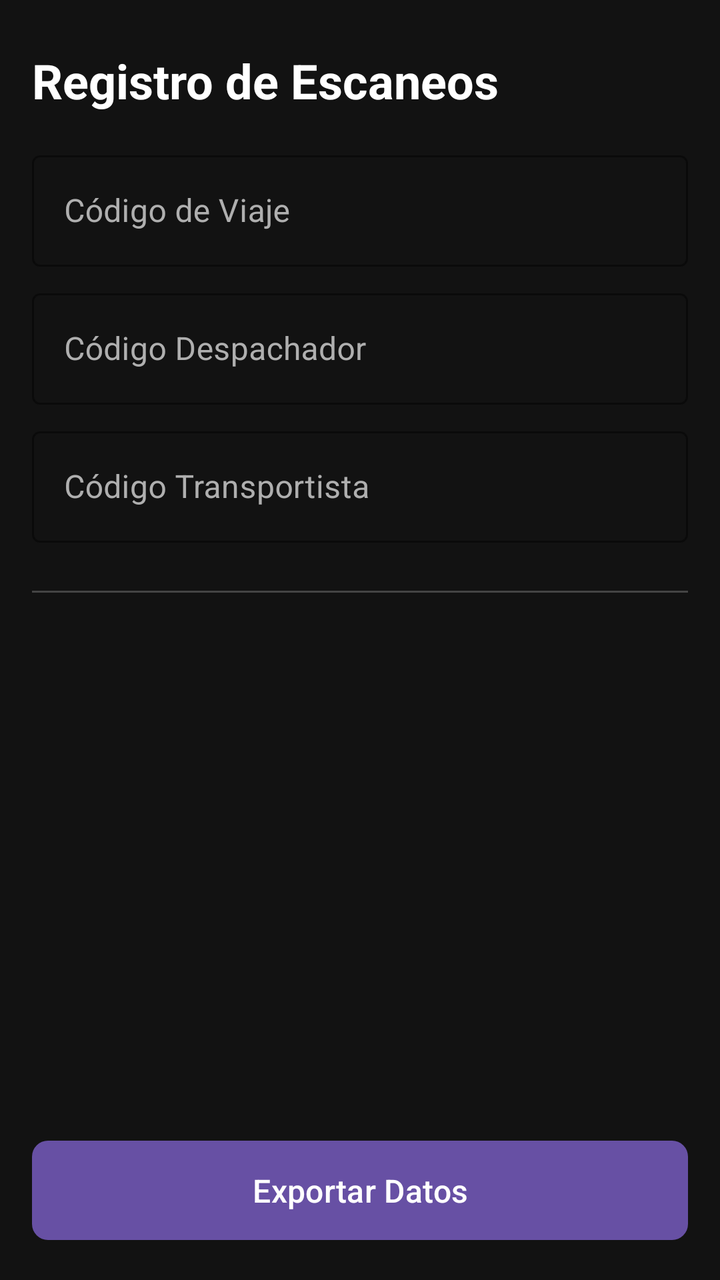
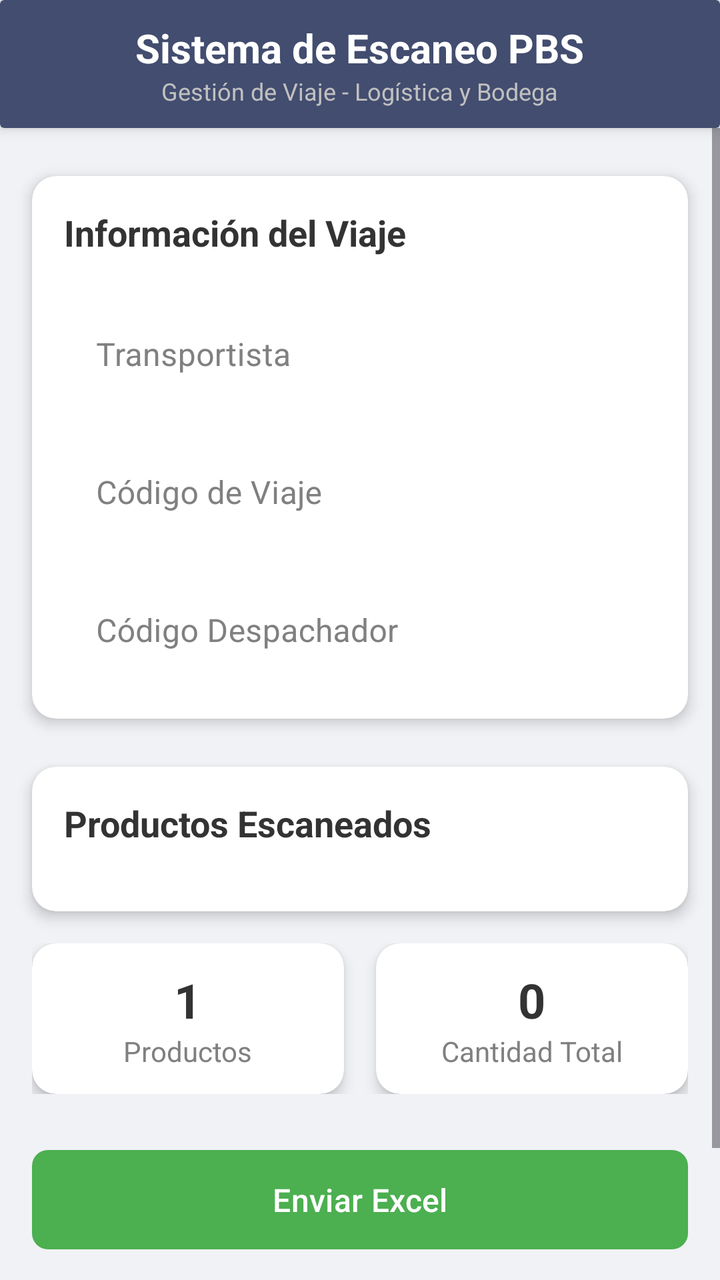

An Android layout rendered at two revisions. The XML below is the earlier revision; the diff shows what the commit changed to produce the second picture.
<!-- AndroidManifest.xml: application theme Theme.App -->
<!-- res/layout/activity_main.xml -->
<?xml version="1.0" encoding="utf-8"?>
<androidx.constraintlayout.widget.ConstraintLayout xmlns:android="http://schemas.android.com/apk/res/android"
    xmlns:app="http://schemas.android.com/apk/res-auto"
    xmlns:tools="http://schemas.android.com/tools"
    android:layout_width="match_parent"
    android:layout_height="match_parent"
    android:background="#121212"
    tools:context=".MainActivity">

    <TextView
        android:id="@+id/tv_header_title"
        android:layout_width="wrap_content"
        android:layout_height="wrap_content"
        android:layout_marginStart="16dp"
        android:layout_marginTop="24dp"
        android:text="Registro de Escaneos"
        android:textColor="@color/white"
        android:textSize="24sp"
        android:textStyle="bold"
        app:layout_constraintStart_toStartOf="parent"
        app:layout_constraintTop_toTopOf="parent" />

    <com.google.android.material.textfield.TextInputLayout
        android:id="@+id/til_codigo_viaje"
        style="@style/Widget.MaterialComponents.TextInputLayout.OutlinedBox"
        android:layout_width="0dp"
        android:layout_height="wrap_content"
        android:layout_marginHorizontal="16dp"
        android:layout_marginTop="16dp"
        android:hint="Código de Viaje"
        android:textColorHint="#AFAFAF"
        app:boxStrokeColor="@color/Purple"
        app:hintTextColor="@color/Purple"
        app:layout_constraintEnd_toEndOf="parent"
        app:layout_constraintStart_toStartOf="parent"
        app:layout_constraintTop_toBottomOf="@id/tv_header_title">

        <com.google.android.material.textfield.TextInputEditText
            android:id="@+id/editCodigoViaje"
            android:layout_width="match_parent"
            android:layout_height="wrap_content"
            android:inputType="text"
            android:maxLines="1"
            android:textColor="@color/white" />

    </com.google.android.material.textfield.TextInputLayout>

    <com.google.android.material.textfield.TextInputLayout
        android:id="@+id/til_codigo_despachador"
        style="@style/Widget.MaterialComponents.TextInputLayout.OutlinedBox"
        android:layout_width="0dp"
        android:layout_height="wrap_content"
        android:layout_marginHorizontal="16dp"
        android:layout_marginTop="8dp"
        android:hint="Código Despachador"
        android:textColorHint="#AFAFAF"
        app:boxStrokeColor="@color/Purple"
        app:hintTextColor="@color/Purple"
        app:layout_constraintEnd_toEndOf="parent"
        app:layout_constraintStart_toStartOf="parent"
        app:layout_constraintTop_toBottomOf="@id/til_codigo_viaje">

        <com.google.android.material.textfield.TextInputEditText
            android:id="@+id/editCodigoDespachador"
            android:layout_width="match_parent"
            android:layout_height="wrap_content"
            android:inputType="text"
            android:maxLines="1"
            android:textColor="@color/white" />
    </com.google.android.material.textfield.TextInputLayout>

    <com.google.android.material.textfield.TextInputLayout
        android:id="@+id/til_codigo_transportista"
        style="@style/Widget.MaterialComponents.TextInputLayout.OutlinedBox"
        android:layout_width="0dp"
        android:layout_height="wrap_content"
        android:layout_marginHorizontal="16dp"
        android:layout_marginTop="8dp"
        android:hint="Código Transportista"
        android:textColorHint="#AFAFAF"
        app:boxStrokeColor="@color/Purple"
        app:hintTextColor="@color/Purple"
        app:layout_constraintEnd_toEndOf="parent"
        app:layout_constraintStart_toStartOf="parent"
        app:layout_constraintTop_toBottomOf="@id/til_codigo_despachador">

        <com.google.android.material.textfield.TextInputEditText
            android:id="@+id/editCodigoTransportista"
            android:layout_width="match_parent"
            android:layout_height="wrap_content"
            android:inputType="text"
            android:maxLines="1"
            android:textColor="@color/white" />
    </com.google.android.material.textfield.TextInputLayout>

    <View
        android:id="@+id/divider"
        android:layout_width="0dp"
        android:layout_height="1dp"
        android:layout_marginTop="24dp"
        android:background="#444444"
        app:layout_constraintEnd_toEndOf="@id/til_codigo_transportista"
        app:layout_constraintStart_toStartOf="@id/til_codigo_transportista"
        app:layout_constraintTop_toBottomOf="@id/til_codigo_transportista" />

    <ScrollView
        android:id="@+id/scrollView"
        android:layout_width="0dp"
        android:layout_height="0dp"
        android:layout_marginTop="16dp"
        android:layout_marginBottom="16dp"
        app:layout_constraintBottom_toTopOf="@+id/btnExportar"
        app:layout_constraintEnd_toEndOf="parent"
        app:layout_constraintStart_toStartOf="parent"
        app:layout_constraintTop_toBottomOf="@+id/divider"
        tools:ignore="SpeakableTextPresentCheck">

        <LinearLayout
            android:id="@+id/scanContainer"
            android:layout_width="match_parent"
            android:layout_height="wrap_content"
            android:orientation="vertical"
            android:paddingHorizontal="16dp" />
    </ScrollView>

    <com.google.android.material.button.MaterialButton
        android:id="@+id/btnExportar"
        android:layout_width="0dp"
        android:layout_height="wrap_content"
        android:layout_marginHorizontal="16dp"
        android:layout_marginBottom="16dp"
        android:padding="14dp"
        android:text="Exportar Datos"
        android:textSize="16sp"
        app:cornerRadius="8dp"
        app:layout_constraintBottom_toBottomOf="parent"
        app:layout_constraintEnd_toEndOf="parent"
        app:layout_constraintStart_toStartOf="parent" />

</androidx.constraintlayout.widget.ConstraintLayout>
<!-- resources referenced by this layout -->
<resources>
  <color name="Purple">#9C27B0</color>
  <color name="white">#FFFFFFFF</color>
  <style name="Theme.App" parent="Base.Theme.App" />
  <style name="Base.Theme.App" parent="Theme.Material3.DayNight.NoActionBar">
          
          
      </style>
</resources>

<!-- the commit's change to res/layout/activity_main.xml (unified diff, before → after) -->
@@ -1,140 +1,326 @@
 <?xml version="1.0" encoding="utf-8"?>
-<androidx.constraintlayout.widget.ConstraintLayout xmlns:android="http://schemas.android.com/apk/res/android"
+<androidx.constraintlayout.widget.ConstraintLayout
+    xmlns:android="http://schemas.android.com/apk/res/android"
     xmlns:app="http://schemas.android.com/apk/res-auto"
     xmlns:tools="http://schemas.android.com/tools"
     android:layout_width="match_parent"
     android:layout_height="match_parent"
-    android:background="#121212"
+    android:background="#F0F2F5"  android:backgroundTint="#F0F2F5"
     tools:context=".MainActivity">
 
-    <TextView
-        android:id="@+id/tv_header_title"
-        android:layout_width="wrap_content"
-        android:layout_height="wrap_content"
-        android:layout_marginStart="16dp"
-        android:layout_marginTop="24dp"
-        android:text="Registro de Escaneos"
-        android:textColor="@color/white"
-        android:textSize="24sp"
-        android:textStyle="bold"
-        app:layout_constraintStart_toStartOf="parent"
-        app:layout_constraintTop_toTopOf="parent" />
-
-    <com.google.android.material.textfield.TextInputLayout
-        android:id="@+id/til_codigo_viaje"
-        style="@style/Widget.MaterialComponents.TextInputLayout.OutlinedBox"
+    <androidx.cardview.widget.CardView
+        android:id="@+id/header_card"
         android:layout_width="0dp"
-        android:layout_height="wrap_content"
-        android:layout_marginHorizontal="16dp"
-        android:layout_marginTop="16dp"
-        android:hint="Código de Viaje"
-        android:textColorHint="#AFAFAF"
-        app:boxStrokeColor="@color/Purple"
-        app:hintTextColor="@color/Purple"
+        android:layout_height="?attr/actionBarSize"
+        android:backgroundTint="#424D6F"
+        app:cardElevation="4dp"
         app:layout_constraintEnd_toEndOf="parent"
         app:layout_constraintStart_toStartOf="parent"
-        app:layout_constraintTop_toBottomOf="@id/tv_header_title">
-
-        <com.google.android.material.textfield.TextInputEditText
-            android:id="@+id/editCodigoViaje"
+        app:layout_constraintTop_toTopOf="parent">
+
+        <LinearLayout
+            android:layout_width="match_parent"
+            android:layout_height="match_parent"
+            android:gravity="center"
+            android:orientation="vertical">
+
+            <TextView
+                android:layout_width="wrap_content"
+                android:layout_height="wrap_content"
+                android:text="Sistema de Escaneo PBS"
+                android:textColor="@color/white"
+                android:textSize="20sp"
+                android:textStyle="bold" />
+
+            <TextView
+                android:layout_width="wrap_content"
+                android:layout_height="wrap_content"
+                android:text="Gestión de Viaje - Logística y Bodega"
+                android:textColor="#C0C0C0"
+                android:textSize="12sp" />
+        </LinearLayout>
+    </androidx.cardview.widget.CardView>
+
+
+    <ScrollView
+        android:layout_width="0dp"
+        android:layout_height="0dp"
+        app:layout_constraintTop_toBottomOf="@id/header_card"
+        app:layout_constraintBottom_toBottomOf="parent"
+        app:layout_constraintStart_toStartOf="parent"
+        app:layout_constraintEnd_toEndOf="parent">
+
+        <androidx.constraintlayout.widget.ConstraintLayout
             android:layout_width="match_parent"
             android:layout_height="wrap_content"
-            android:inputType="text"
-            android:maxLines="1"
-            android:textColor="@color/white" />
-
-    </com.google.android.material.textfield.TextInputLayout>
-
-    <com.google.android.material.textfield.TextInputLayout
-        android:id="@+id/til_codigo_despachador"
-        style="@style/Widget.MaterialComponents.TextInputLayout.OutlinedBox"
-        android:layout_width="0dp"
-        android:layout_height="wrap_content"
-        android:layout_marginHorizontal="16dp"
-        android:layout_marginTop="8dp"
-        android:hint="Código Despachador"
-        android:textColorHint="#AFAFAF"
-        app:boxStrokeColor="@color/Purple"
-        app:hintTextColor="@color/Purple"
-        app:layout_constraintEnd_toEndOf="parent"
-        app:layout_constraintStart_toStartOf="parent"
-        app:layout_constraintTop_toBottomOf="@id/til_codigo_viaje">
-
-        <com.google.android.material.textfield.TextInputEditText
-            android:id="@+id/editCodigoDespachador"
-            android:layout_width="match_parent"
+            android:paddingBottom="16dp"> <com.google.android.material.card.MaterialCardView
+            android:id="@+id/card_info_viaje"
+            android:layout_width="0dp"
             android:layout_height="wrap_content"
-            android:inputType="text"
-            android:maxLines="1"
-            android:textColor="@color/white" />
-    </com.google.android.material.textfield.TextInputLayout>
-
-    <com.google.android.material.textfield.TextInputLayout
-        android:id="@+id/til_codigo_transportista"
-        style="@style/Widget.MaterialComponents.TextInputLayout.OutlinedBox"
-        android:layout_width="0dp"
-        android:layout_height="wrap_content"
-        android:layout_marginHorizontal="16dp"
-        android:layout_marginTop="8dp"
-        android:hint="Código Transportista"
-        android:textColorHint="#AFAFAF"
-        app:boxStrokeColor="@color/Purple"
-        app:hintTextColor="@color/Purple"
-        app:layout_constraintEnd_toEndOf="parent"
-        app:layout_constraintStart_toStartOf="parent"
-        app:layout_constraintTop_toBottomOf="@id/til_codigo_despachador">
-
-        <com.google.android.material.textfield.TextInputEditText
-            android:id="@+id/editCodigoTransportista"
-            android:layout_width="match_parent"
-            android:layout_height="wrap_content"
-            android:inputType="text"
-            android:maxLines="1"
-            android:textColor="@color/white" />
-    </com.google.android.material.textfield.TextInputLayout>
-
-    <View
-        android:id="@+id/divider"
-        android:layout_width="0dp"
-        android:layout_height="1dp"
-        android:layout_marginTop="24dp"
-        android:background="#444444"
-        app:layout_constraintEnd_toEndOf="@id/til_codigo_transportista"
-        app:layout_constraintStart_toStartOf="@id/til_codigo_transportista"
-        app:layout_constraintTop_toBottomOf="@id/til_codigo_transportista" />
-
-    <ScrollView
-        android:id="@+id/scrollView"
-        android:layout_width="0dp"
-        android:layout_height="0dp"
-        android:layout_marginTop="16dp"
-        android:layout_marginBottom="16dp"
-        app:layout_constraintBottom_toTopOf="@+id/btnExportar"
-        app:layout_constraintEnd_toEndOf="parent"
-        app:layout_constraintStart_toStartOf="parent"
-        app:layout_constraintTop_toBottomOf="@+id/divider"
-        tools:ignore="SpeakableTextPresentCheck">
-
-        <LinearLayout
-            android:id="@+id/scanContainer"
-            android:layout_width="match_parent"
-            android:layout_height="wrap_content"
-            android:orientation="vertical"
-            android:paddingHorizontal="16dp" />
+            android:layout_marginHorizontal="16dp"
+            android:layout_marginTop="24dp"
+            app:cardBackgroundColor="@android:color/white"
+            app:cardCornerRadius="12dp"
+            app:cardElevation="4dp"
+            app:strokeWidth="0dp"
+            app:layout_constraintTop_toTopOf="parent"
+            app:layout_constraintStart_toStartOf="parent"
+            app:layout_constraintEnd_toEndOf="parent">
+
+            <androidx.constraintlayout.widget.ConstraintLayout
+                android:layout_width="match_parent"
+                android:layout_height="wrap_content"
+                android:padding="16dp">
+
+                <TextView
+                    android:id="@+id/tv_info_viaje_title"
+                    android:layout_width="wrap_content"
+                    android:layout_height="wrap_content"
+                    android:text="Información del Viaje"
+                    android:textColor="#333333"
+                    android:textSize="18sp"
+                    android:textStyle="bold"
+                    app:drawableTint="#424D6F"
+                    android:drawablePadding="8dp"
+                    app:layout_constraintStart_toStartOf="parent"
+                    app:layout_constraintTop_toTopOf="parent" />
+
+                <com.google.android.material.textfield.TextInputLayout
+                    android:id="@+id/til_transportista"
+                    style="@style/Widget.MaterialComponents.TextInputLayout.OutlinedBox"
+                    android:layout_width="0dp"
+                    android:layout_height="wrap_content"
+                    android:layout_marginTop="16dp"
+                    android:hint="Transportista"
+                    android:textColorHint="#808080"
+                    app:boxStrokeColor="#424D6F"
+                    app:hintTextColor="#424D6F"
+                    app:layout_constraintEnd_toEndOf="parent"
+                    app:layout_constraintStart_toStartOf="parent"
+                    app:layout_constraintTop_toBottomOf="@id/tv_info_viaje_title">
+
+                    <com.google.android.material.textfield.TextInputEditText
+                        android:id="@+id/editCodigoTransportista"
+                        android:layout_width="match_parent"
+                        android:layout_height="wrap_content"
+                        android:inputType="textPersonName"
+                        android:maxLines="1"
+                        android:textColor="#333333"
+                        android:background="@android:color/transparent"/>
+                </com.google.android.material.textfield.TextInputLayout>
+
+                <com.google.android.material.textfield.TextInputLayout
+                    android:id="@+id/til_codigo_viaje"
+                    style="@style/Widget.MaterialComponents.TextInputLayout.OutlinedBox"
+                    android:layout_width="0dp"
+                    android:layout_height="wrap_content"
+                    android:layout_marginTop="8dp"
+                    android:hint="Código de Viaje"
+                    android:textColorHint="#808080"
+                    app:boxStrokeColor="#424D6F"
+                    app:hintTextColor="#424D6F"
+                    app:layout_constraintEnd_toEndOf="parent"
+                    app:layout_constraintStart_toStartOf="parent"
+                    app:layout_constraintTop_toBottomOf="@id/til_transportista">
+
+                    <com.google.android.material.textfield.TextInputEditText
+                        android:id="@+id/editCodigoViaje"
+                        android:layout_width="match_parent"
+                        android:layout_height="wrap_content"
+                        android:inputType="text"
+                        android:maxLines="1"
+                        android:textColor="#333333"
+                        android:background="@android:color/transparent"/>
+                </com.google.android.material.textfield.TextInputLayout>
+
+                <com.google.android.material.textfield.TextInputLayout
+                    android:id="@+id/til_codigo_despachador"
+                    style="@style/Widget.MaterialComponents.TextInputLayout.OutlinedBox"
+                    android:layout_width="0dp"
+                    android:layout_height="wrap_content"
+                    android:layout_marginTop="8dp"
+                    android:hint="Código Despachador"
+                    android:textColorHint="#808080"
+                    app:boxStrokeColor="#424D6F"
+                    app:hintTextColor="#424D6F"
+                    app:layout_constraintEnd_toEndOf="parent"
+                    app:layout_constraintStart_toStartOf="parent"
+                    app:layout_constraintTop_toBottomOf="@id/til_codigo_viaje">
+
+                    <com.google.android.material.textfield.TextInputEditText
+                        android:id="@+id/editCodigoDespachador"
+                        android:layout_width="match_parent"
+                        android:layout_height="wrap_content"
+                        android:inputType="text"
+                        android:maxLines="1"
+                        android:textColor="#333333"
+                        android:background="@android:color/transparent"/>
+                </com.google.android.material.textfield.TextInputLayout>
+
+            </androidx.constraintlayout.widget.ConstraintLayout>
+        </com.google.android.material.card.MaterialCardView>
+
+            <com.google.android.material.card.MaterialCardView
+                android:id="@+id/card_productos_escaneados"
+                android:layout_width="0dp"
+                android:layout_height="wrap_content"
+                android:layout_marginHorizontal="16dp"
+                android:layout_marginTop="24dp"
+                app:cardBackgroundColor="@android:color/white"
+                app:cardCornerRadius="12dp"
+                app:cardElevation="4dp"
+                app:strokeWidth="0dp"
+                app:layout_constraintTop_toBottomOf="@id/card_info_viaje"
+                app:layout_constraintStart_toStartOf="parent"
+                app:layout_constraintEnd_toEndOf="parent">
+
+                <androidx.constraintlayout.widget.ConstraintLayout
+                    android:layout_width="match_parent"
+                    android:layout_height="wrap_content"
+                    android:padding="16dp">
+
+                    <TextView
+                        android:id="@+id/tv_productos_escaneados_title"
+                        android:layout_width="wrap_content"
+                        android:layout_height="wrap_content"
+                        android:text="Productos Escaneados"
+                        android:textColor="#333333"
+                        android:textSize="18sp"
+                        android:textStyle="bold"
+                        app:drawableTint="#424D6F"
+                        android:drawablePadding="8dp"
+                        app:layout_constraintStart_toStartOf="parent"
+                        app:layout_constraintTop_toTopOf="parent" />
+
+                    <LinearLayout
+                        android:id="@+id/scanContainer"
+                        android:layout_width="0dp"
+                        android:layout_height="wrap_content"
+                        android:orientation="vertical"
+                        android:layout_marginTop="16dp"
+                        app:layout_constraintTop_toBottomOf="@id/tv_productos_escaneados_title"
+                        app:layout_constraintStart_toStartOf="parent"
+                        app:layout_constraintEnd_toEndOf="parent"/>
+
+
+
+                </androidx.constraintlayout.widget.ConstraintLayout>
+            </com.google.android.material.card.MaterialCardView>
+
+            <LinearLayout
+                android:id="@+id/layout_counters"
+                android:layout_width="0dp"
+                android:layout_height="wrap_content"
+                android:orientation="horizontal"
+                android:layout_marginHorizontal="16dp"
+                android:layout_marginTop="16dp"
+                android:weightSum="2"
+                app:layout_constraintTop_toBottomOf="@id/card_productos_escaneados"
+                app:layout_constraintStart_toStartOf="parent"
+                app:layout_constraintEnd_toEndOf="parent">
+
+                <com.google.android.material.card.MaterialCardView
+                    android:layout_width="0dp"
+                    android:layout_height="wrap_content"
+                    android:layout_weight="1"
+                    android:layout_marginEnd="8dp"
+                    app:cardBackgroundColor="@android:color/white"
+                    app:cardCornerRadius="12dp"
+                    app:cardElevation="4dp"
+                    app:strokeWidth="0dp">
+
+                    <LinearLayout
+                        android:layout_width="match_parent"
+                        android:layout_height="wrap_content"
+                        android:orientation="vertical"
+                        android:gravity="center"
+                        android:padding="12dp">
+                        <TextView
+                            android:id="@+id/tv_productos_count"
+                            android:layout_width="wrap_content"
+                            android:layout_height="wrap_content"
+                            android:text="1"
+                            android:textColor="#333333"
+                            android:textSize="24sp"
+                            android:textStyle="bold"/>
+                        <TextView
+                            android:layout_width="wrap_content"
+                            android:layout_height="wrap_content"
+                            android:text="Productos"
+                            android:textColor="#808080"
+                            android:textSize="14sp"/>
+                    </LinearLayout>
+                </com.google.android.material.card.MaterialCardView>
+
+                <com.google.android.material.card.MaterialCardView
+                    android:layout_width="0dp"
+                    android:layout_height="wrap_content"
+                    android:layout_weight="1"
+                    android:layout_marginStart="8dp"
+                    app:cardBackgroundColor="@android:color/white"
+                    app:cardCornerRadius="12dp"
+                    app:cardElevation="4dp"
+                    app:strokeWidth="0dp">
+
+                    <LinearLayout
+                        android:layout_width="match_parent"
+                        android:layout_height="wrap_content"
+                        android:orientation="vertical"
+                        android:gravity="center"
+                        android:padding="12dp">
+                        <TextView
+                            android:id="@+id/tv_cantidad_total"
+                            android:layout_width="wrap_content"
+                            android:layout_height="wrap_content"
+                            android:text="0"
+                            android:textColor="#333333"
+                            android:textSize="24sp"
+                            android:textStyle="bold"/>
+                        <TextView
+                            android:layout_width="wrap_content"
+                            android:layout_height="wrap_content"
+                            android:text="Cantidad Total"
+                            android:textColor="#808080"
+                            android:textSize="14sp"/>
+                    </LinearLayout>
+                </com.google.android.material.card.MaterialCardView>
+            </LinearLayout>
+
+            <com.google.android.material.button.MaterialButton
+                android:id="@+id/btnExportar"
+                android:layout_width="0dp"
+                android:layout_height="wrap_content"
+                android:layout_marginHorizontal="16dp"
+                android:layout_marginTop="24dp"
+                android:padding="14dp"
+                android:text="Enviar Excel"
+                android:textColor="@color/white"
+                android:textSize="16sp"
+                app:cornerRadius="8dp"
+                app:backgroundTint="#4CAF50"
+                app:iconTint="@color/white"
+                app:layout_constraintEnd_toEndOf="parent"
+                app:layout_constraintStart_toStartOf="parent"
+                app:layout_constraintTop_toBottomOf="@id/layout_counters" />
+
+            <com.google.android.material.button.MaterialButton
+                android:id="@+id/btnClearFields"
+                android:layout_width="0dp"
+                android:layout_height="wrap_content"
+                android:layout_marginHorizontal="16dp"
+                android:layout_marginTop="12dp"
+                android:padding="14dp"
+                android:text="Limpiar Campos"
+                android:textColor="#333333"
+                android:textSize="16sp"
+                app:cornerRadius="8dp"
+                app:backgroundTint="#FF5722"
+                app:iconTint="#333333"
+                app:layout_constraintEnd_toEndOf="parent"
+                app:layout_constraintStart_toStartOf="parent"
+                app:layout_constraintTop_toBottomOf="@id/btnExportar" />
+
+
+        </androidx.constraintlayout.widget.ConstraintLayout>
     </ScrollView>
-
-    <com.google.android.material.button.MaterialButton
-        android:id="@+id/btnExportar"
-        android:layout_width="0dp"
-        android:layout_height="wrap_content"
-        android:layout_marginHorizontal="16dp"
-        android:layout_marginBottom="16dp"
-        android:padding="14dp"
-        android:text="Exportar Datos"
-        android:textSize="16sp"
-        app:cornerRadius="8dp"
-        app:layout_constraintBottom_toBottomOf="parent"
-        app:layout_constraintEnd_toEndOf="parent"
-        app:layout_constraintStart_toStartOf="parent" />
-
 </androidx.constraintlayout.widget.ConstraintLayout>
<!-- resource entries referenced after the edit -->
@@ -1,6 +1,5 @@
 <!-- resources referenced by this layout -->
 <resources>
-  <color name="Purple">#9C27B0</color>
   <color name="white">#FFFFFFFF</color>
   <style name="Theme.App" parent="Base.Theme.App" />
   <style name="Base.Theme.App" parent="Theme.Material3.DayNight.NoActionBar">
